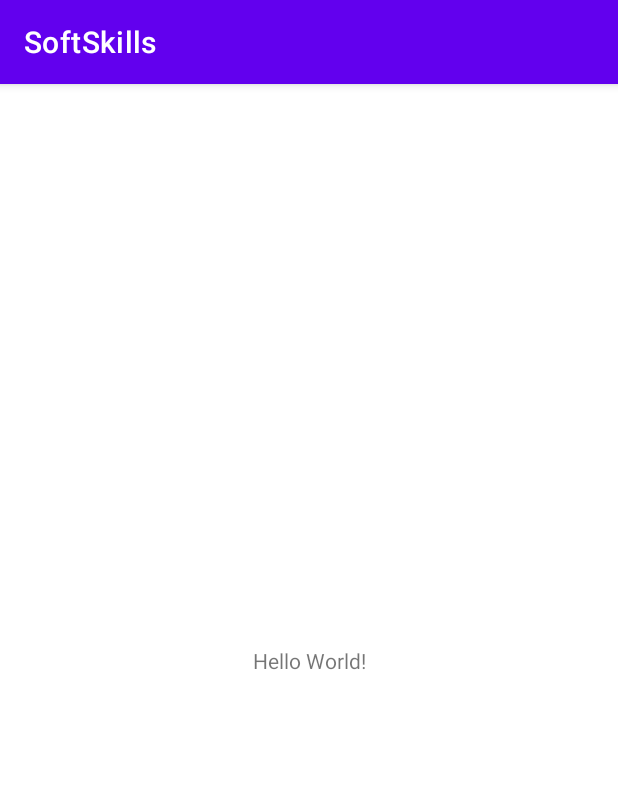
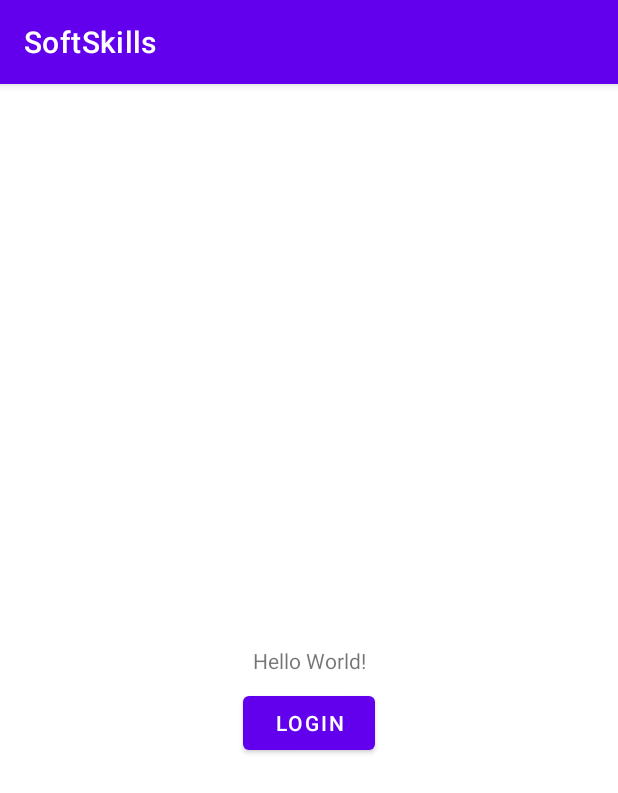
Before and after one commit to SoftSkillAcc/SoftSkills, an Android app: the screen it shows after launch (MainActivity), on a phone screen of 412 x 824 dp. Shown: the top 793 px of the screen. Run offline under Robolectric (Android 15) with nearby library versions, the phone set to English and light mode, and no system bars.

```diff
--- a/app/src/main/AndroidManifest.xml
+++ b/app/src/main/AndroidManifest.xml
@@ -9,6 +9,7 @@
         android:roundIcon="@mipmap/ic_launcher_round"
         android:supportsRtl="true"
         android:theme="@style/Theme.SoftSkills">
+        <activity android:name=".LoginActivity"></activity>
         <activity android:name=".MainActivity">
             <intent-filter>
                 <action android:name="android.intent.action.MAIN" />
--- a/app/src/main/res/layout/activity_main.xml
+++ b/app/src/main/res/layout/activity_main.xml
@@ -7,6 +7,7 @@
     tools:context=".MainActivity">
 
     <TextView
+        android:id="@+id/textView"
         android:layout_width="wrap_content"
         android:layout_height="wrap_content"
         android:text="Hello World!"
@@ -15,4 +16,14 @@
         app:layout_constraintRight_toRightOf="parent"
         app:layout_constraintTop_toTopOf="parent" />
 
+    <com.google.android.material.button.MaterialButton
+        android:id="@+id/loginBtn"
+        android:layout_width="wrap_content"
+        android:layout_height="wrap_content"
+        android:layout_marginTop="8dp"
+        android:text="login"
+        app:layout_constraintEnd_toEndOf="parent"
+        app:layout_constraintStart_toStartOf="parent"
+        app:layout_constraintTop_toBottomOf="@+id/textView" />
+
 </androidx.constraintlayout.widget.ConstraintLayout>
```
Also changed, not shown: app/src/main/java/com/example/softskills/LoginActivity.kt (added, +11 -0 lines), app/src/main/java/com/example/softskills/MainActivity.kt (+12 -0 lines), app/src/main/res/layout/activity_login.xml (added, +9 -0 lines).
